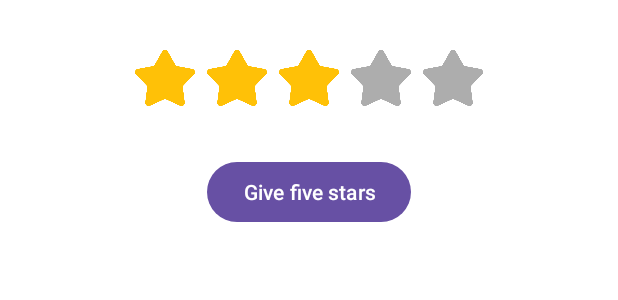
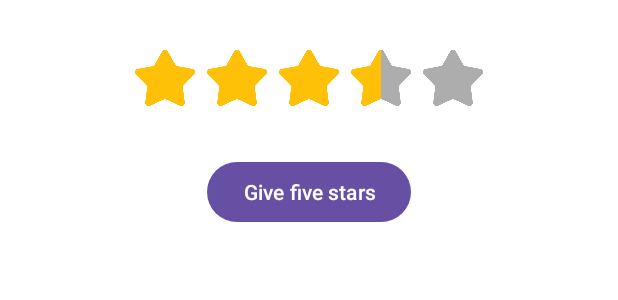
Before and after one commit to bilalnasir9/CustomRatingBar, an Android app: the layout activity_main.xml on its own in the app's theme, with its tools: preview values and no code run, on a phone screen of 412 x 824 dp. Shown: the top 300 px of the screen. Run offline under Robolectric (Android 15) with nearby library versions, the phone set to English and light mode, and no system bars.

Commit message:
fixed and improved some code

```diff
--- a/sample/src/main/res/layout/activity_main.xml
+++ b/sample/src/main/res/layout/activity_main.xml
@@ -4,9 +4,10 @@
     xmlns:tools="http://schemas.android.com/tools"
     android:id="@+id/main"
     android:layout_width="match_parent"
+    android:layout_height="match_parent"
     android:background="@color/white"
-    android:layout_height="match_parent"
     tools:context=".MainActivity">
+
 
     <com.github.bilalnasir9.library.ratingbar.CustomRatingBar
         android:id="@+id/ratingBar"
@@ -16,22 +17,22 @@
         app:iconEmpty="@drawable/ic_star_empty"
         app:iconFilled="@drawable/ic_star_filled"
         app:iconHalf="@drawable/ic_star_half"
+        app:iconPadding="8dp"
         app:iconSize="40dp"
-        app:stepSize="0.5"
-        app:readOnly="false"
-        app:iconPadding="8dp"
         app:layout_constraintEnd_toEndOf="parent"
         app:layout_constraintStart_toStartOf="parent"
         app:layout_constraintTop_toTopOf="parent"
         app:maxRating="5"
-        app:rating="3" />
+        app:rating="3.5"
+        app:readOnly="false"
+        app:stepSize="0.5" />
 
     <com.google.android.material.button.MaterialButton
+        android:id="@+id/btn_fivestars"
         android:layout_width="wrap_content"
         android:layout_height="wrap_content"
+        android:layout_marginTop="32dp"
         android:text="@string/give_five_stars"
-        android:layout_marginTop="32dp"
-        android:id="@+id/btn_fivestars"
         app:layout_constraintEnd_toEndOf="parent"
         app:layout_constraintStart_toStartOf="parent"
         app:layout_constraintTop_toBottomOf="@+id/ratingBar" />
```
Also changed, not shown: sample/src/main/res/drawable/ic_star_empty.png (deleted), sample/src/main/res/drawable/ic_star_empty.webp (added), sample/src/main/res/drawable/ic_star_filled.png (deleted), sample/src/main/res/drawable/ic_star_filled.webp (added), sample/src/main/res/drawable/ic_star_half.png (deleted), sample/src/main/res/drawable/ic_star_half.webp (added), 1 other file.
